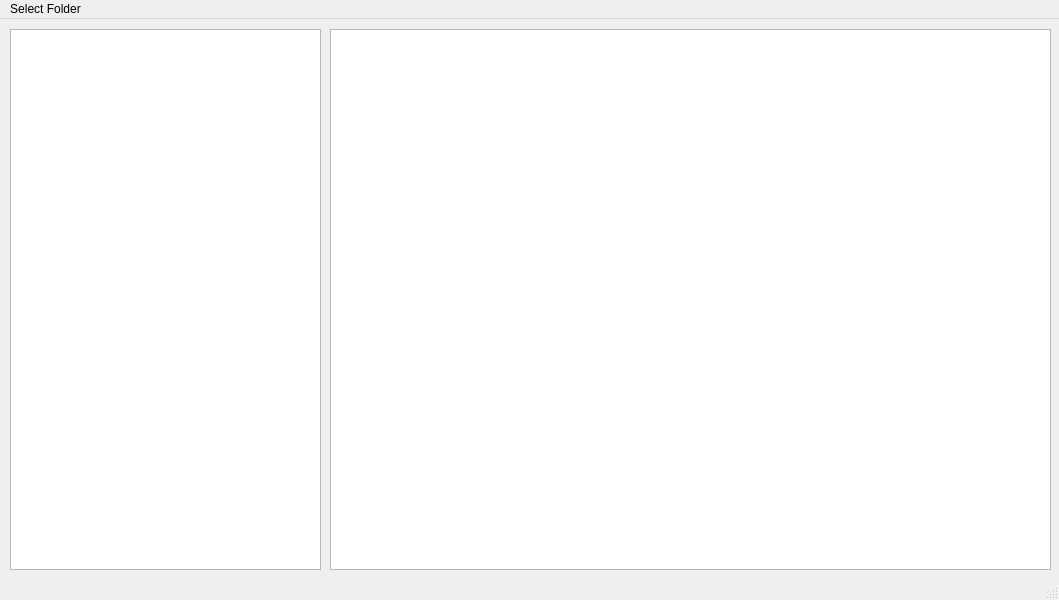
Old version of the form MainWindow.ui in the repository metcalsr28/ManUI.
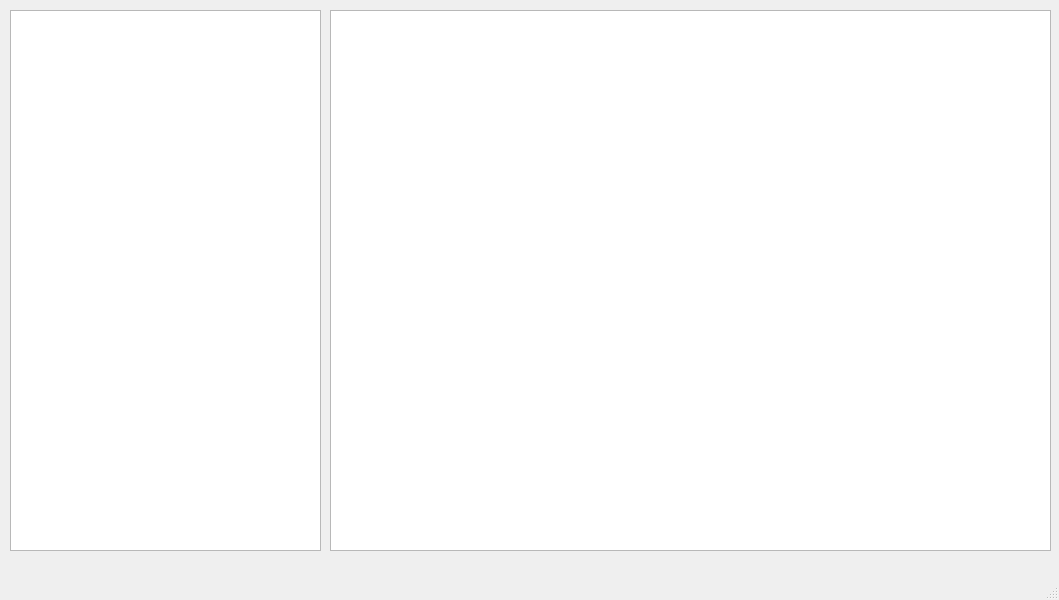
New version of the form.

What changed in the file:
```diff
--- a/MainWindow.ui
+++ b/MainWindow.ui
@@ -44,12 +44,6 @@
      <height>25</height>
     </rect>
    </property>
-   <widget class="QMenu" name="menuSelectFolder">
-    <property name="title">
-     <string>Select Folder</string>
-    </property>
-   </widget>
-   <addaction name="menuSelectFolder"/>
   </widget>
   <widget class="QStatusBar" name="statusbar"/>
  </widget>
```
